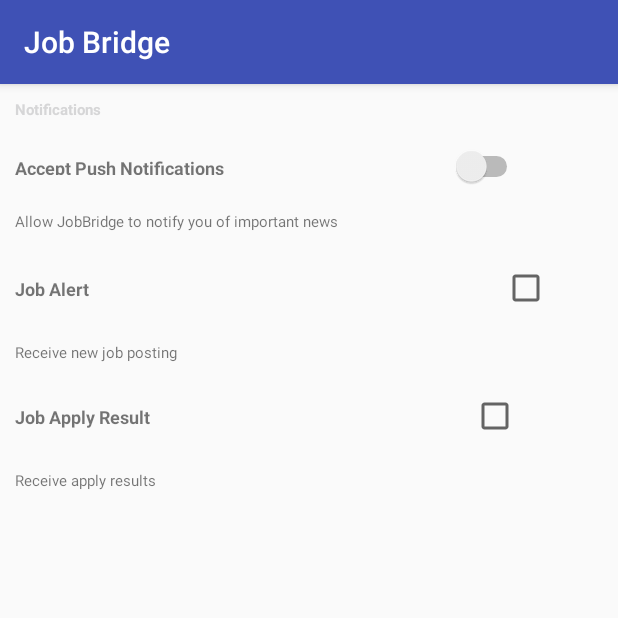
After one commit to MSDCapstoneProject/JobBridge, an Android app: the FcmActivity screen opened directly, with no data from a screen before it, on a phone screen of 412 x 824 dp, the top half of it. The commit adds this screen. Run offline under Robolectric (Android 15) with nearby library versions, the phone set to English and light mode, and no system bars; 1 statement that could not run was skipped.

Commit message:
FCM module is added

```diff
--- a/app/build.gradle
+++ b/app/build.gradle
@@ -35,6 +35,8 @@ dependencies {
     compile 'com.google.code.gson:gson:2.8.1'
     compile 'com.android.support:multidex:1.0.0'
     compile 'org.apache.httpcomponents:httpclient-android:4.3.5.1'
-    compile 'com.google.firebase:firebase-messaging:10.0.1'
+    compile 'com.google.firebase:firebase-messaging:10.2.1'
+    compile 'com.squareup.okhttp3:okhttp:3.8.0'
     testCompile 'junit:junit:4.12'
 }
+apply plugin: 'com.google.gms.google-services'
--- a/app/src/main/AndroidManifest.xml
+++ b/app/src/main/AndroidManifest.xml
@@ -24,6 +24,7 @@
         <meta-data
             android:name="com.google.android.geo.API_KEY"
             android:value="AIzaSyABWe_ihVpkE_dbe0QlB7S7GQ6SS8Vf1DQ" />
+        <activity android:name=".FcmActivity"></activity>
         <!-- [START firebase_service] -->
         <service
             android:name=".MyFirebaseMessagingService">
--- /dev/null
+++ b/app/src/main/java/com/capstone/jobapplication/jobbridge/FcmActivity.java
@@ -0,0 +1,28 @@
+package com.capstone.jobapplication.jobbridge;
+
+import android.os.Bundle;
+import android.support.v7.app.AppCompatActivity;
+
+import com.google.firebase.iid.FirebaseInstanceId;
+import com.google.firebase.messaging.FirebaseMessaging;
+
+/**
+ * Created by Sarah on 2017-06-15.
+ */
+
+public class FcmActivity extends AppCompatActivity {
+
+
+    @Override
+    protected void onCreate(Bundle savedInstanceState) {
+        super.onCreate(savedInstanceState);
+        setContentView(R.layout.personal_setting);
+
+        // [START subscribe_topics]
+        FirebaseMessaging.getInstance().subscribeToTopic("news");
+        FirebaseInstanceId.getInstance().getToken();
+        // [END subscribe_topics]
+
+
+    }
+}
--- /dev/null
+++ b/app/src/main/res/layout/personal_setting.xml
@@ -0,0 +1,145 @@
+<?xml version="1.0" encoding="utf-8"?>
+<LinearLayout xmlns:android="http://schemas.android.com/apk/res/android"
+    xmlns:tools="http://schemas.android.com/tools"
+    android:orientation="vertical" android:layout_width="match_parent"
+    android:layout_height="match_parent"
+    android:weightSum="1">
+
+    <LinearLayout
+        android:layout_width="match_parent"
+        android:layout_height="35dp"
+        android:orientation="horizontal">
+
+        <TextView
+            android:id="@+id/textView12"
+            android:layout_width="wrap_content"
+            android:layout_height="wrap_content"
+            android:layout_weight="1"
+            android:padding="10dp"
+            android:text="Notifications"
+            android:textColor="@color/cast_intro_overlay_button_background_color"
+            android:textColorLink="@color/cast_intro_overlay_button_background_color"
+            android:textSize="10sp"
+            android:textStyle="bold" />
+    </LinearLayout>
+
+    <LinearLayout
+        android:layout_width="349dp"
+        android:layout_height="wrap_content"
+        android:orientation="horizontal"
+        android:padding="0dp"
+        android:paddingBottom="0dp"
+        android:paddingEnd="0dp">
+
+        <TextView
+            android:id="@+id/textView5"
+            android:layout_width="wrap_content"
+            android:layout_height="33dp"
+            android:layout_weight="0.51"
+            android:padding="10dp"
+            android:paddingBottom="0dp"
+            android:paddingEnd="0dp"
+            android:paddingLeft="0dp"
+            android:paddingRight="0dp"
+            android:text="Accept Push Notifications"
+            android:textSize="12sp"
+            android:textStyle="bold" />
+
+        <Switch
+            android:id="@+id/switch3"
+            android:layout_width="wrap_content"
+            android:layout_height="39dp"
+            android:layout_weight="0.12" />
+
+    </LinearLayout>
+
+    <LinearLayout
+        android:layout_width="339dp"
+        android:layout_height="43dp"
+        android:orientation="horizontal">
+
+        <TextView
+            android:layout_width="wrap_content"
+            android:layout_height="wrap_content"
+            android:layout_weight="1"
+            android:padding="10dp"
+            android:text="Allow JobBridge to notify you of important news"
+            android:textSize="10sp" />
+
+    </LinearLayout>
+
+    <LinearLayout
+        android:layout_width="match_parent"
+        android:layout_height="44dp"
+        android:orientation="horizontal">
+
+        <TextView
+            android:id="@+id/textView9"
+            android:layout_width="wrap_content"
+            android:layout_height="wrap_content"
+            android:layout_weight="1"
+            android:padding="10dp"
+            android:text="Job Alert"
+            android:textSize="12sp"
+            android:textStyle="bold" />
+
+        <CheckBox
+            android:id="@+id/checkBox2"
+            android:layout_width="wrap_content"
+            android:layout_height="wrap_content"
+            android:layout_weight="0.17" />
+    </LinearLayout>
+
+    <LinearLayout
+        android:layout_width="338dp"
+        android:layout_height="33dp"
+        android:orientation="horizontal">
+
+        <TextView
+            android:id="@+id/textView10"
+            android:layout_width="wrap_content"
+            android:layout_height="45dp"
+            android:layout_weight="1"
+            android:padding="10dp"
+            android:text="Receive new job posting"
+            android:textSize="10sp" />
+
+    </LinearLayout>
+
+    <LinearLayout
+        android:layout_width="356dp"
+        android:layout_height="wrap_content"
+        android:orientation="horizontal"
+        android:padding="10dp">
+
+        <TextView
+            android:id="@+id/textView11"
+            android:layout_width="wrap_content"
+            android:layout_height="25dp"
+            android:layout_weight="0.36"
+            android:text="Job Apply Result"
+            android:textSize="12sp"
+            android:textStyle="bold" />
+
+        <CheckBox
+            android:id="@+id/checkBox3"
+            android:layout_width="wrap_content"
+            android:layout_height="wrap_content" />
+    </LinearLayout>
+
+    <LinearLayout
+        android:layout_width="341dp"
+        android:layout_height="63dp"
+        android:orientation="horizontal">
+
+        <TextView
+            android:id="@+id/textView7"
+            android:layout_width="wrap_content"
+            android:layout_height="wrap_content"
+            android:layout_weight="1"
+            android:padding="10dp"
+            android:text="Receive apply results"
+            android:textSize="10sp" />
+
+    </LinearLayout>
+</LinearLayout>
--- a/build.gradle
+++ b/build.gradle
@@ -6,6 +6,7 @@ buildscript {
     }
     dependencies {
         classpath 'com.android.tools.build:gradle:2.3.2'
+        classpath 'com.google.gms:google-services:3.0.0'
 
         // NOTE: Do not place your application dependencies here; they belong
         // in the individual module build.gradle files
```
Also changed, not shown: app/src/main/java/com/capstone/jobapplication/jobbridge/MyFirebaseInstanceIDService.java (added, +70 -0 lines), app/src/main/java/com/capstone/jobapplication/jobbridge/MyFirebaseMessagingService.java (added, +59 -0 lines), app/src/main/java/com/capstone/jobapplication/jobbridge/fragments/AboutFragment.java (+7 -1 lines), app/src/main/res/layout/about_fragment.xml (+18 -0 lines), app/src/main/res/drawable/ic_notification.png (added), 1 other file.
